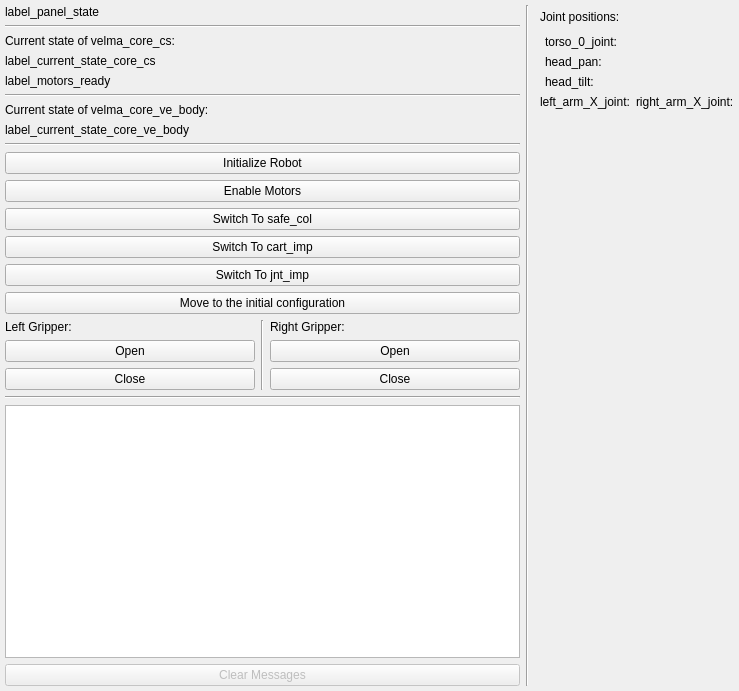
Before: the Qt Designer form rqt_velma/resource/VelmaControlPanelWidget.ui in RCPRG-ros-pkg/velma_system, drawn with Qt 5.
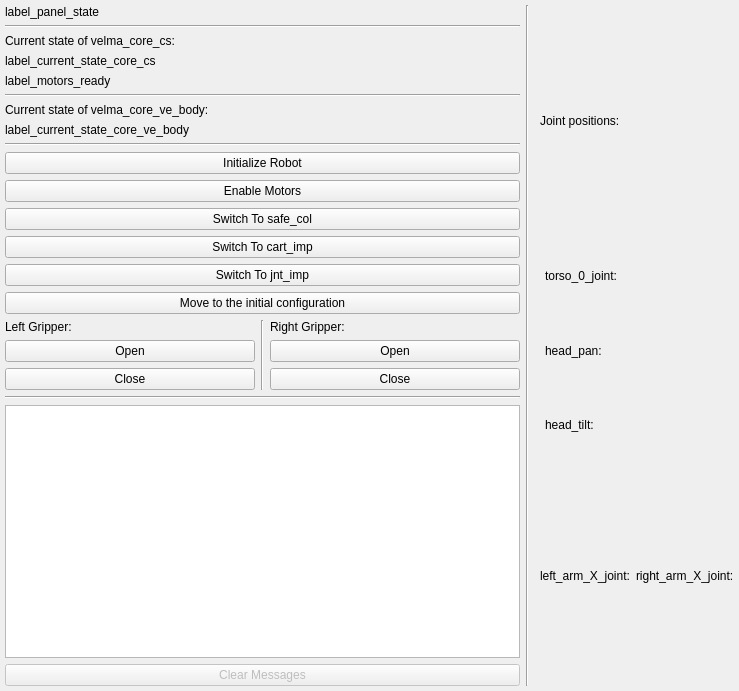
After: the same form once the commit is applied.

Commit message: added visualization of wcc

```diff
--- a/rqt_velma/resource/VelmaControlPanelWidget.ui
+++ b/rqt_velma/resource/VelmaControlPanelWidget.ui
@@ -323,19 +323,6 @@
          </item>
         </layout>
        </item>
-       <item>
-        <spacer name="verticalSpacer">
-         <property name="orientation">
-          <enum>Qt::Vertical</enum>
-         </property>
-         <property name="sizeHint" stdset="0">
-          <size>
-           <width>20</width>
-           <height>40</height>
-          </size>
-         </property>
-        </spacer>
-       </item>
       </layout>
      </item>
      <item row="1" column="1">
```
The commit also changes 2 other files.
